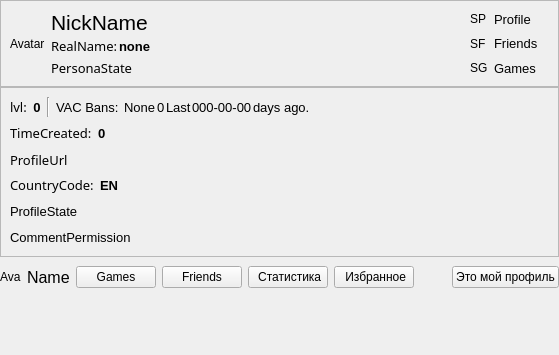
Before: the Qt Designer form AraSteamManager/MainSubForms/formprofile.ui in Arankir/AraSteamManager, drawn with Qt 5.
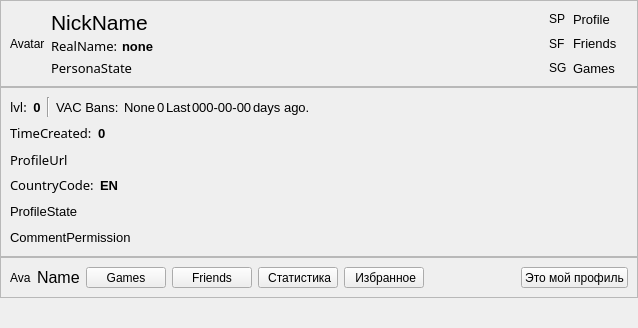
After: the same form once the commit is applied.

```diff
--- a/AraSteamManager/MainSubForms/formprofile.ui
+++ b/AraSteamManager/MainSubForms/formprofile.ui
@@ -6,8 +6,8 @@
    <rect>
     <x>0</x>
     <y>0</y>
-    <width>559</width>
-    <height>355</height>
+    <width>638</width>
+    <height>328</height>
    </rect>
   </property>
   <property name="windowTitle">
@@ -100,7 +100,7 @@
              </font>
             </property>
             <property name="text">
-             <string>RealName:</string>
+             <string>RealName: </string>
             </property>
            </widget>
           </item>
@@ -649,16 +649,20 @@
     </widget>
    </item>
    <item>
-    <layout class="QHBoxLayout" name="horizontalLayout">
-     <property name="spacing">
-      <number>6</number>
+    <widget class="QFrame" name="FrameProfileButtons">
+     <property name="minimumSize">
+      <size>
+       <width>0</width>
+       <height>41</height>
+      </size>
      </property>
-     <property name="topMargin">
-      <number>9</number>
+     <property name="frameShape">
+      <enum>QFrame::StyledPanel</enum>
      </property>
-     <property name="bottomMargin">
-      <number>2</number>
+     <property name="frameShadow">
+      <enum>QFrame::Raised</enum>
      </property>
+     <layout class="QHBoxLayout" name="horizontalLayout_16">
      <item>
       <widget class="QLabel" name="LabelAvatarMinimize">
        <property name="text">
@@ -721,8 +725,8 @@
        </property>
        <property name="sizeHint" stdset="0">
         <size>
-         <width>40</width>
-         <height>10</height>
+          <width>98</width>
+          <height>17</height>
         </size>
        </property>
       </spacer>
@@ -735,6 +739,7 @@
       </widget>
      </item>
     </layout>
+    </widget>
    </item>
    <item>
     <spacer name="verticalSpacer">
```
Lines whose indentation alone changed are shown as unchanged.
